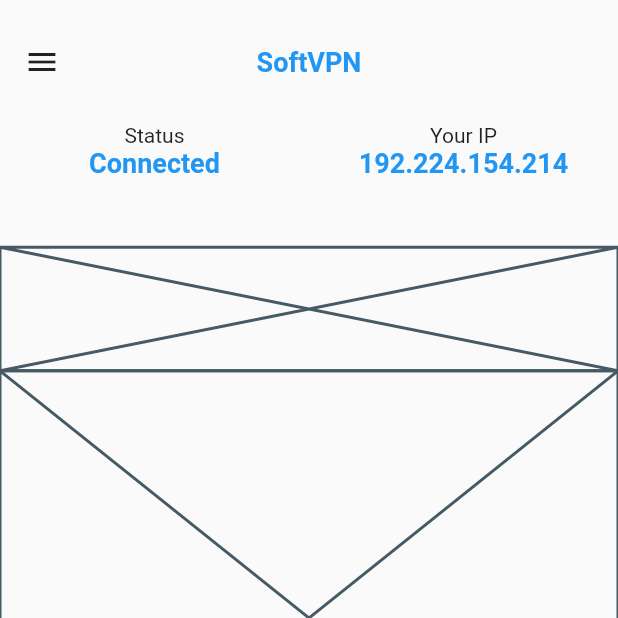
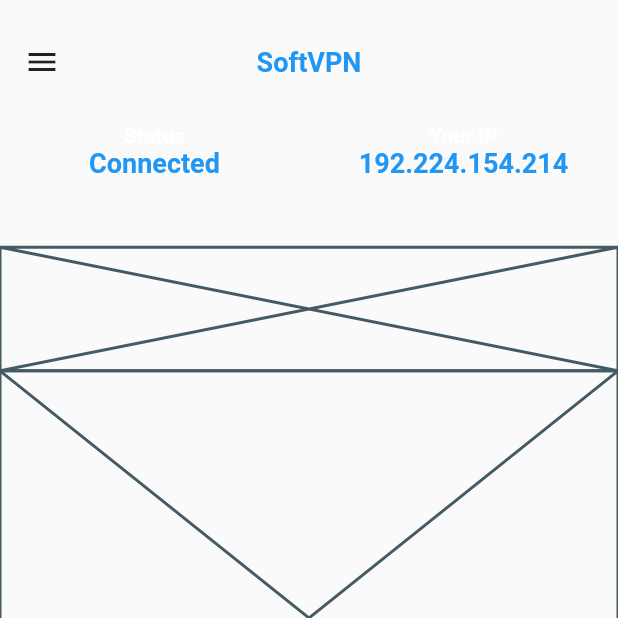
Before and after one commit to JAICHANGPARK/flutter_notebook_11th_story, a Flutter app: the screen it shows after launch, on a phone screen of 412 x 824 dp, the top half of it. Run offline on Flutter 3.47's test engine with Material 2 defaults, Android fonts, the phone set to English and light mode, and no system bars; our stand-ins replace backdrop, badges, flutter_inner_drawer, flutter_slidable, flutter_swiper, google_fonts.

Commit message:
Update vpn_home_page.dart

```diff
--- a/lib/ep721_vpn_mobile_app/ui/vpn_home_page.dart
+++ b/lib/ep721_vpn_mobile_app/ui/vpn_home_page.dart
@@ -42,7 +42,10 @@ class _VpnHomePageState extends State<VpnHomePage> {
                   Expanded(
                       child: Column(
                     children: [
-                      Text("Status"),
+                      Text(
+                        "Status",
+                        style: TextStyle(fontWeight: FontWeight.bold, color: Colors.white),
+                      ),
                       Text(
                         "Connected",
                         style: TextStyle(fontWeight: FontWeight.bold, color: Colors.blue, fontSize: 18),
@@ -51,9 +54,16 @@ class _VpnHomePageState extends State<VpnHomePage> {
                   )),
                   Expanded(
                       child: Column(
-                    children: [Text("Your IP"), Text("192.224.154.214",
-                      style: TextStyle(fontWeight: FontWeight.bold, color: Colors.blue, fontSize: 18),
-                    )],
+                    children: [
+                      Text(
+                        "Your IP",
+                        style: TextStyle(fontWeight: FontWeight.bold, color: Colors.white),
+                      ),
+                      Text(
+                        "192.224.154.214",
+                        style: TextStyle(fontWeight: FontWeight.bold, color: Colors.blue, fontSize: 18),
+                      )
+                    ],
                   )),
                 ],
               ),
```
